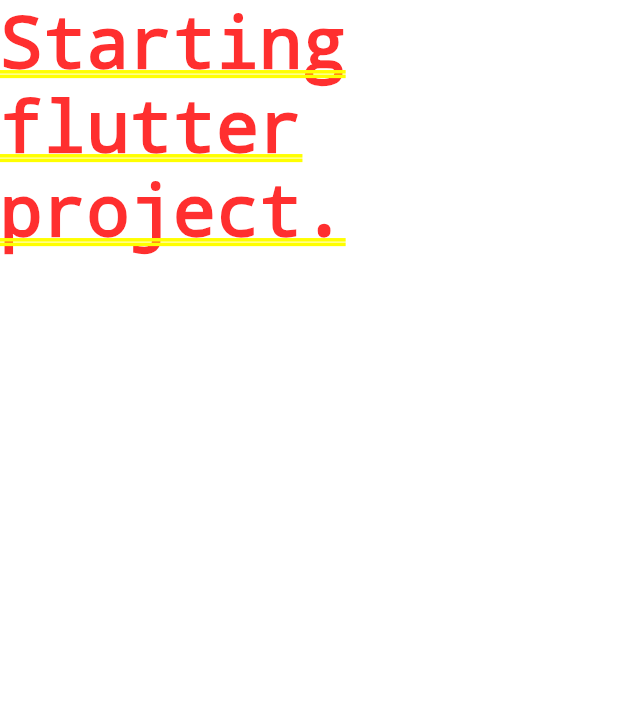
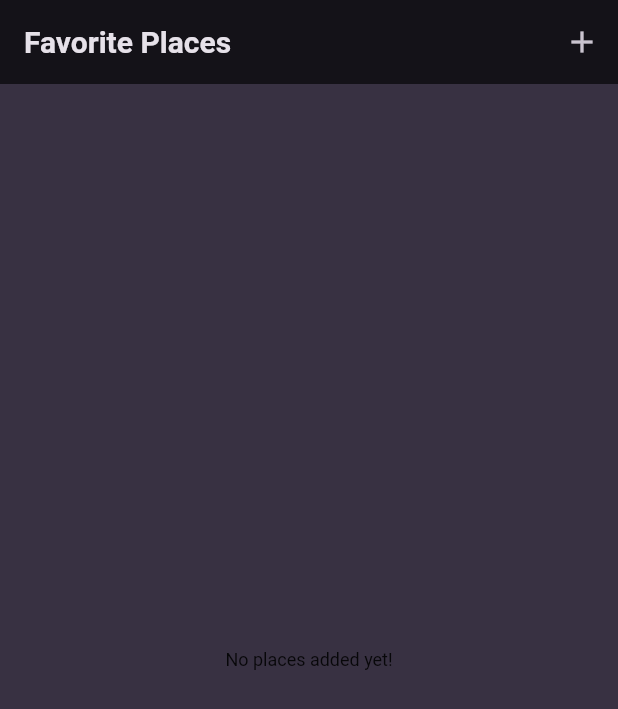
Before and after one commit to andresito236/favorite_places_flutter, a Flutter app: the screen it shows after launch, on a phone screen of 412 x 824 dp. Shown: the top 709 px of the screen. Run offline on Flutter 3.47's test engine with Material 2 defaults, Android fonts, the phone set to English and light mode, and no system bars; our stand-ins replace flutter_riverpod, google_fonts.

Commit message:
Initial screens, providers and logic

```diff
--- a/lib/main.dart
+++ b/lib/main.dart
@@ -1,5 +1,6 @@
+import 'package:favorite_places_7/screens/favorite_places.dart';
 import 'package:flutter/material.dart';
-
+import 'package:flutter_riverpod/flutter_riverpod.dart';
 import 'package:google_fonts/google_fonts.dart';
 
 final colorScheme = ColorScheme.fromSeed(
@@ -26,8 +27,9 @@
 );
 
 void main() {
-  runApp(
-      const MyApp(),
+  runApp(const ProviderScope(
+    child:  MyApp(),
+    )
   );
 }
 
@@ -39,7 +41,8 @@
     return MaterialApp(
       title: 'Great Places',
       theme: theme,
-      home: const Text('Starting flutter project.'),
+      debugShowCheckedModeBanner: false,
+      home: const FavoritePlacesList(),
     );
   }
 }
--- /dev/null
+++ b/lib/models/favorite_place.dart
@@ -0,0 +1,12 @@
+import 'package:uuid/uuid.dart';
+
+const uuid = Uuid();
+
+class FavoritePlace {
+
+  FavoritePlace({required this.name}) : id = uuid.v4();
+
+  final String id;
+  final String name;
+
+}
--- /dev/null
+++ b/lib/providers/favorite_places_provider.dart
@@ -0,0 +1,15 @@
+
+import 'package:favorite_places_7/models/favorite_place.dart';
+import 'package:flutter_riverpod/flutter_riverpod.dart';
+
+class FavoritePlacesNotifier  extends StateNotifier<List<FavoritePlace>> {
+  FavoritePlacesNotifier() : super([]);
+
+  void addFavoritePlace(FavoritePlace place) {
+    state = [...state, place];
+  }
+}
+
+final favoritePlacesProvider = StateNotifierProvider<FavoritePlacesNotifier, List<FavoritePlace>>((ref) {
+  return FavoritePlacesNotifier();
+});
--- /dev/null
+++ b/lib/screens/favorite_places.dart
@@ -0,0 +1,62 @@
+import 'package:favorite_places_7/providers/favorite_places_provider.dart';
+import 'package:favorite_places_7/screens/new_place.dart';
+import 'package:flutter/material.dart';
+import 'package:flutter_riverpod/flutter_riverpod.dart';
+
+import '../models/favorite_place.dart';
+
+class FavoritePlacesList extends ConsumerStatefulWidget {
+  const FavoritePlacesList({super.key});
+
+  @override
+  ConsumerState<FavoritePlacesList> createState() => _FavoritePlacesListState();
+}
+
+class _FavoritePlacesListState extends ConsumerState<FavoritePlacesList> {
+
+  void _addPlace() async {
+    final favoritePlace = await Navigator.of(context).push<FavoritePlace>(
+      MaterialPageRoute(builder: (ctx) => const NewPlace())
+    );
+
+    if (favoritePlace == null) return;
+
+    ref.read(favoritePlacesProvider.notifier).addFavoritePlace(favoritePlace);
+  }
+
+  @override
+  Widget build(BuildContext context) {
+    final favoritePlaces = ref.watch(favoritePlacesProvider);
+    Widget content = const Center(
+      child: Text(
+        'No places added yet!',
+        style: TextStyle(
+          fontSize: 12,
+        ),
+      ),
+    );
+
+    if (favoritePlaces.isNotEmpty) {
+      content = ListView.builder(
+          itemCount: favoritePlaces.length,
+          itemBuilder: (context, index) {
+            return ListTile(
+              title: Text(favoritePlaces[index].name),
+            );
+          });
+    }
+
+    return Scaffold(
+      appBar: AppBar(
+        actions: [
+          IconButton(
+            onPressed: _addPlace,
+            icon: const Icon(Icons.add),
+          )
+        ],
+        title: const Text('Favorite Places'),
+      ),
+      body: content,
+    );
+  }
+}
--- a/pubspec.yaml
+++ b/pubspec.yaml
@@ -36,6 +36,8 @@
   # Use with the CupertinoIcons class for iOS style icons.
   cupertino_icons: ^1.0.2
   google_fonts: ^6.1.0
+  flutter_riverpod: ^2.4.9
+  uuid: ^4.2.2
 
 dev_dependencies:
   flutter_test:
```
Also changed, not shown: lib/screens/new_place.dart (added, +73 -0 lines), pubspec.lock.
